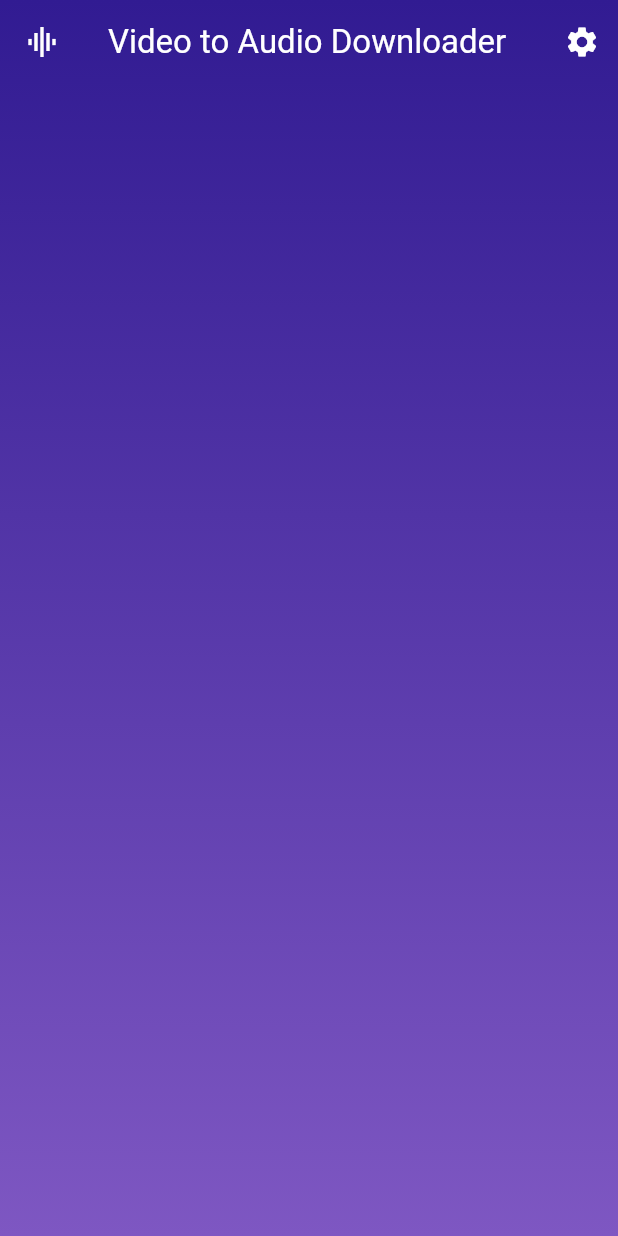
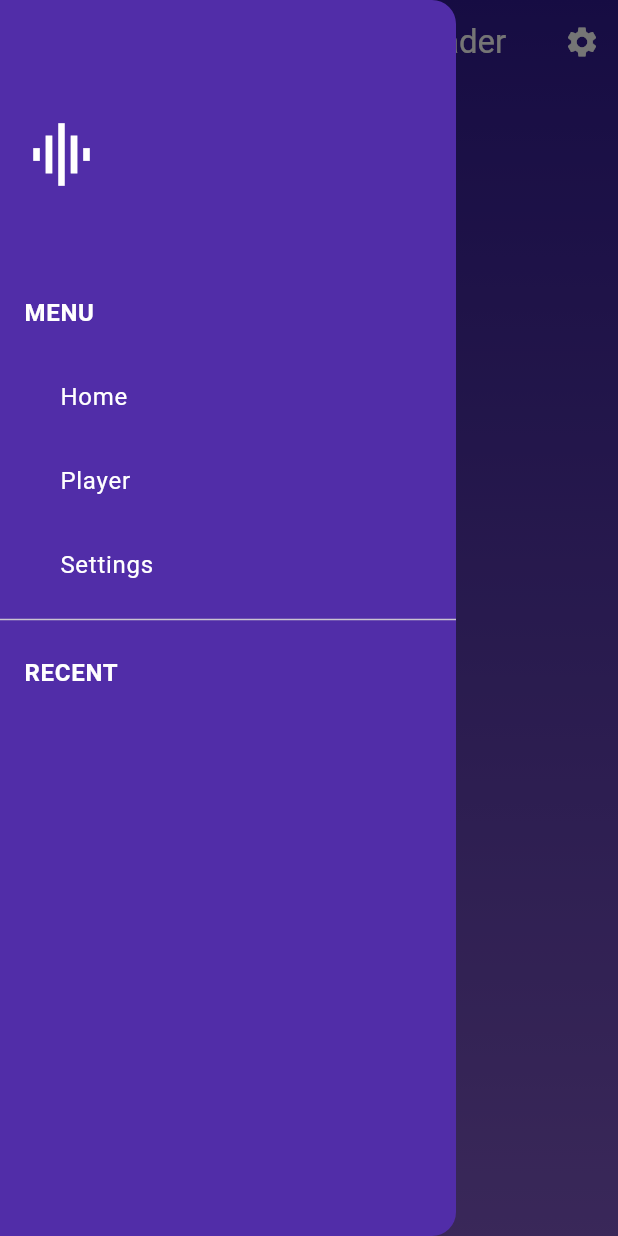
Before and after one commit to CodeLifeWIP/video2audio, a Flutter app: the CustomScaffold screen opened directly with empty values, with the side drawer open (before the commit the screen has no drawer), on a phone screen of 412 x 824 dp. Run offline on Flutter 3.47's test engine with Material 3 defaults, Android fonts, the phone set to English and light mode, and no system bars; our stand-ins replace bloc, dartz, equatable, file_picker, firebase_core, firebase_crashlytics and 5 more; missing offline and left inert: lecle_downloads_path_provider, sanitize_filename, youtube_explode_dart; accounts and stored records are empty; generated files the repository leaves out were written again; statements that could not run were skipped.

Commit message:
Added Drawer
Added a drawer to access the player and soon, the audio that were downloaded.

```diff
--- a/lib/core/presentation/theme/ui_const.dart
+++ b/lib/core/presentation/theme/ui_const.dart
@@ -18,6 +18,7 @@ class UIConst {
   // Colors
   static Color primary = Colors.deepPurple.shade900;
   static Color secondary = Colors.deepPurple.shade400;
+  static Color drawerBackground = Colors.deepPurple.shade700;
   static Gradient colorGradientBackground = LinearGradient(
     begin: Alignment.topCenter,
     end: Alignment.bottomCenter,
--- a/lib/core/presentation/widgets/custom_app_bar.dart
+++ b/lib/core/presentation/widgets/custom_app_bar.dart
@@ -7,8 +7,10 @@ enum LeadingIconType { main, sub }
 
 class CustomAppBar extends StatelessWidget implements PreferredSizeWidget {
   final LeadingIconType leadingIcon;
+  final VoidCallback onPressed;
 
-  const CustomAppBar({super.key, required this.leadingIcon});
+
+  const CustomAppBar({super.key, required this.leadingIcon, required this.onPressed});
 
   @override
   Widget build(BuildContext context) {
@@ -22,9 +24,12 @@ class CustomAppBar extends StatelessWidget implements PreferredSizeWidget {
       backgroundColor: Colors.transparent,
       elevation: 0,
       leading: (leadingIcon == LeadingIconType.main)
-          ? Icon(
-              Icons.multitrack_audio_sharp,
-              color: UIConst.textLight,
+          ? IconButton(
+              icon: Icon(
+                Icons.menu,
+                color: UIConst.textLight,
+              ),
+              onPressed: onPressed,
             )
           : IconButton(
               icon: Icon(
--- /dev/null
+++ b/lib/core/presentation/widgets/custom_drawer.dart
@@ -0,0 +1,110 @@
+import 'package:flutter/material.dart';
+import 'package:video_to_audio/modules/player/presentation/screen/player.dart';
+import 'package:video_to_audio/modules/settings/presentation/screens/setting.dart';
+
+import '../theme/ui_const.dart';
+
+class CustomDrawer extends StatelessWidget {
+  const CustomDrawer({Key? key}) : super(key: key);
+
+  @override
+  Widget build(BuildContext context) {
+    return Drawer(
+      backgroundColor: UIConst.drawerBackground,
+      child: ListView(
+        padding: EdgeInsets.zero,
+        children: [
+          Padding(
+            padding: const EdgeInsets.only(top: 75.0, bottom: 50.0),
+            child: ListTile(
+              leading: Icon(
+                Icons.multitrack_audio,
+                color: UIConst.textLight,
+                size: 50.0,
+              ),
+              onTap: () {
+                // Update the state of the app
+
+                // Then close the drawer
+                Navigator.pop(context);
+              },
+            ),
+          ),
+          ListTile(
+            title: Text(
+              'MENU',
+              style: TextStyle(
+                  color: UIConst.textLight, fontWeight: FontWeight.bold),
+            ),
+            onTap: () {
+              // Update the state of the app
+
+              // Then close the drawer
+              Navigator.pop(context);
+            },
+          ),
+          ListTile(
+            title: Padding(
+              padding: const EdgeInsets.only(left: 24.0),
+              child: Text(
+                'Home',
+                style: TextStyle(color: UIConst.textLight),
+              ),
+            ),
+            onTap: () {
+              // Update the state of the app
+
+              // Then close the drawer
+              Navigator.pop(context);
+            },
+          ),
+          ListTile(
+            title: Padding(
+              padding: const EdgeInsets.only(left: 24.0),
+              child: Text(
+                'Player',
+                style: TextStyle(color: UIConst.textLight),
+              ),
+            ),
+            onTap: () {
+              // Then close the drawer
+              Navigator.pop(context);
+              // Update the state of the app
+              Player.navigateTo(context);
+            },
+          ),
+          ListTile(
+            title: Padding(
+              padding: const EdgeInsets.only(left: 24.0),
+              child: Text(
+                'Settings',
+                style: TextStyle(color: UIConst.textLight),
+              ),
+            ),
+            onTap: () {
+              // Then close the drawer
+              Navigator.pop(context);
+
+              // Update the state of the app
+              Setting.navigateTo(context);
+            },
+          ),
+          const Divider(),
+          ListTile(
+            title: Text(
+              'RECENT',
+              style: TextStyle(
+                  color: UIConst.textLight, fontWeight: FontWeight.bold),
+            ),
+            onTap: () {
+              // Update the state of the app
+
+              // Then close the drawer
+              Navigator.pop(context);
+            },
+          ),
+        ],
+      ),
+    );
+  }
+}
--- a/lib/core/presentation/widgets/custom_scaffold.dart
+++ b/lib/core/presentation/widgets/custom_scaffold.dart
@@ -1,12 +1,17 @@
+import 'dart:developer';
+
 import 'package:flutter/material.dart';
 import 'package:video_to_audio/core/presentation/theme/ui_const.dart';
 import 'package:video_to_audio/core/presentation/widgets/custom_app_bar.dart';
+import 'package:video_to_audio/core/presentation/widgets/custom_drawer.dart';
 
 class CustomScaffold extends StatelessWidget {
+  final _scaffoldKey = GlobalKey<ScaffoldState>();
+
   final Widget? body;
   final LeadingIconType leadingIcon;
 
-  const CustomScaffold({Key? key, this.body, required this.leadingIcon})
+  CustomScaffold({Key? key, this.body, required this.leadingIcon})
       : super(key: key);
 
   @override
@@ -16,13 +21,15 @@ class CustomScaffold extends StatelessWidget {
         gradient: UIConst.colorGradientBackground,
       ),
       child: Scaffold(
+        key: _scaffoldKey,
         backgroundColor: Colors.transparent,
         appBar: CustomAppBar(
           leadingIcon: leadingIcon,
+          onPressed: () => _scaffoldKey.currentState?.openDrawer(),
         ),
         body: SafeArea(child: body!),
+        drawer: CustomDrawer(),
       ),
     );
   }
-
 }
--- /dev/null
+++ b/lib/modules/player/presentation/screen/player.dart
@@ -0,0 +1,24 @@
+import 'package:flutter/material.dart';
+
+class Player extends StatefulWidget {
+  const Player({Key? key}) : super(key: key);
+
+  static void navigateTo(BuildContext context) {
+    Navigator.push(
+      context,
+      MaterialPageRoute(
+        builder: (context) => const Player(),
+      ),
+    );
+  }
+
+  @override
+  _PlayerState createState() => _PlayerState();
+}
+
+class _PlayerState extends State<Player> {
+  @override
+  Widget build(BuildContext context) {
+    return Container();
+  }
+}
```
